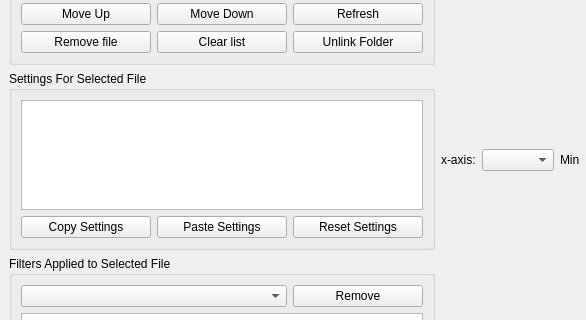
Old version of the form qcodesplusplus/plotting/offline/design.ui in the repository qcodespp/qcodespp; both pictures show x 0 to 586 and y 199 to 519 of the 1412 by 700 pixel window.
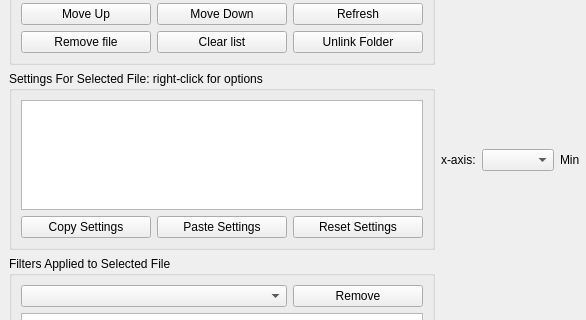
New version of the form.

Commit message: IG implement saving and loading a session for the main window

```diff
--- a/qcodesplusplus/plotting/offline/design.ui
+++ b/qcodesplusplus/plotting/offline/design.ui
@@ -193,7 +193,7 @@
          </sizepolicy>
         </property>
         <property name="title">
-         <string>Settings For Selected File</string>
+         <string>Settings For Selected File: right-click for options</string>
         </property>
         <layout class="QGridLayout" name="gridLayout_4">
          <item row="0" column="0">
```
Left out of the diff: 28 changed lines with no effect on the pictures. The commit also changes 3 other files.
